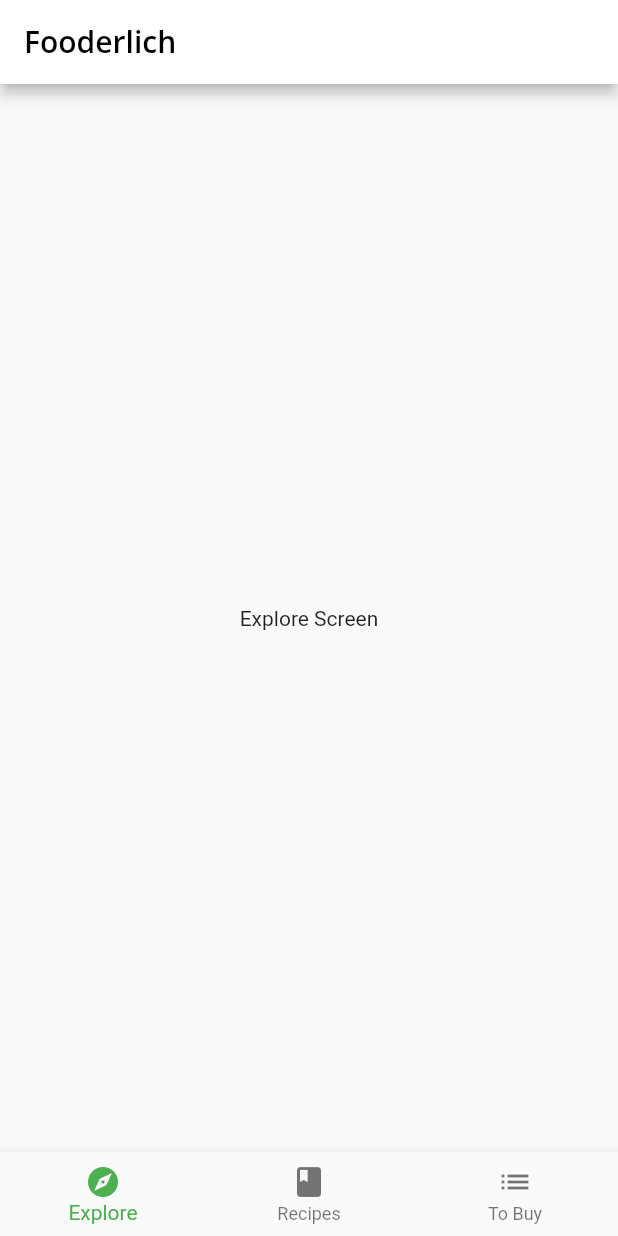
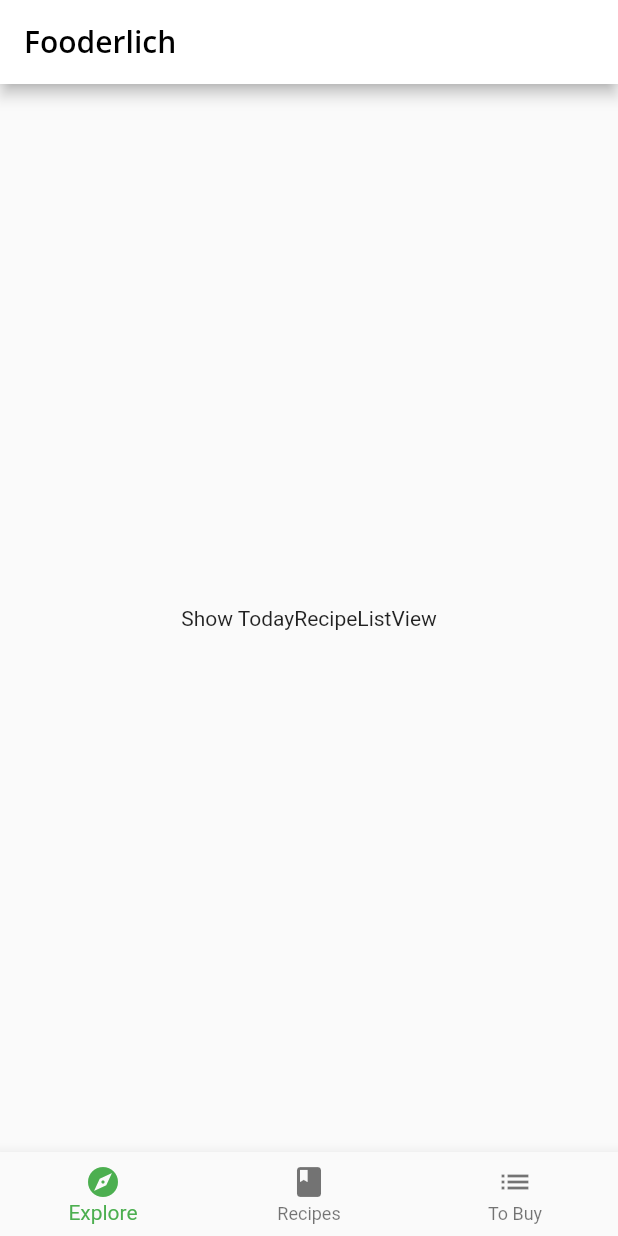
Before and after one commit to itsjatinnagar/Flutter-Apprentice, a Flutter app: the screen it shows after launch, on a phone screen of 412 x 824 dp. Run offline on Flutter 3.47's test engine with Material 2 defaults, Android fonts, the phone set to English and light mode, and no system bars; our stand-ins replace google_fonts; project files that could hold a hidden picture were left out.

```diff
--- a/05-scrollable-widgets/projects/starter/lib/screens/explore_screen.dart
+++ b/05-scrollable-widgets/projects/starter/lib/screens/explore_screen.dart
@@ -11,8 +11,25 @@ class ExploreScreen extends StatelessWidget {
 
   @override
   Widget build(BuildContext context) {
-    return const Center(
-      child: Text('Explore Screen'),
+    return FutureBuilder(
+      future: mockService.getExploreData(),
+      builder: (
+        context,
+        AsyncSnapshot<ExploreData> snapshot,
+      ) {
+        if (snapshot.connectionState == ConnectionState.done) {
+          final recipes = snapshot.data?.todayRecipes ?? [];
+          return Center(
+            child: Container(
+              child: const Text('Show TodayRecipeListView'),
+            ),
+          );
+        } else {
+          return const Center(
+            child: CircularProgressIndicator(),
+          );
+        }
+      },
     );
   }
 }
```
